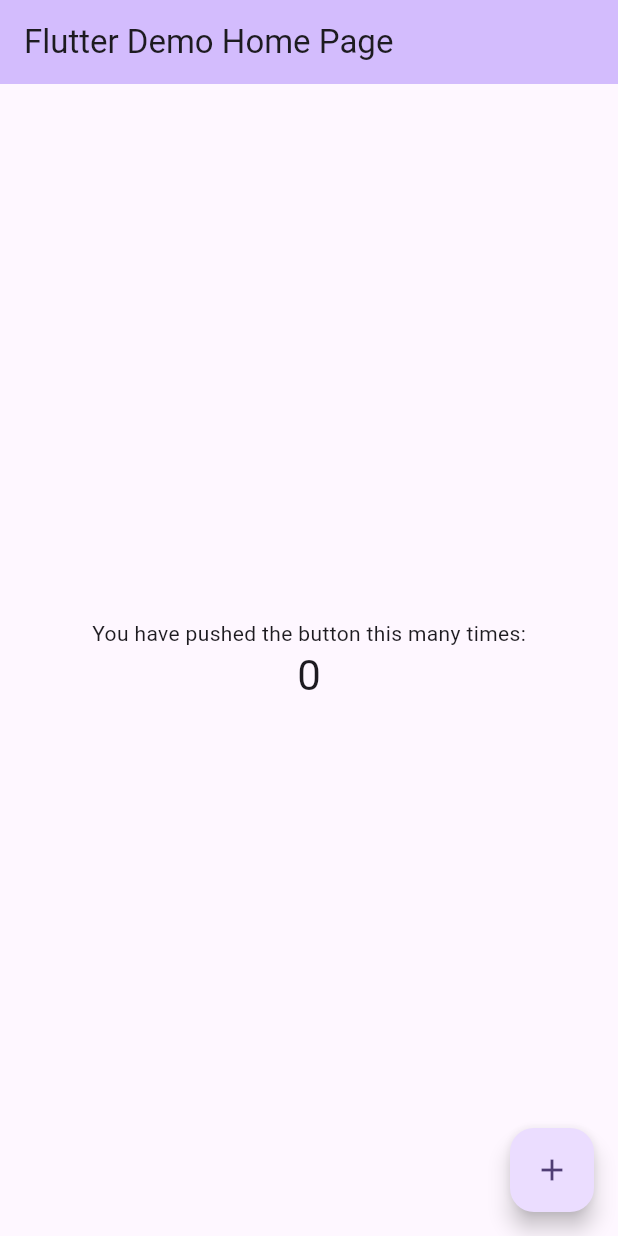
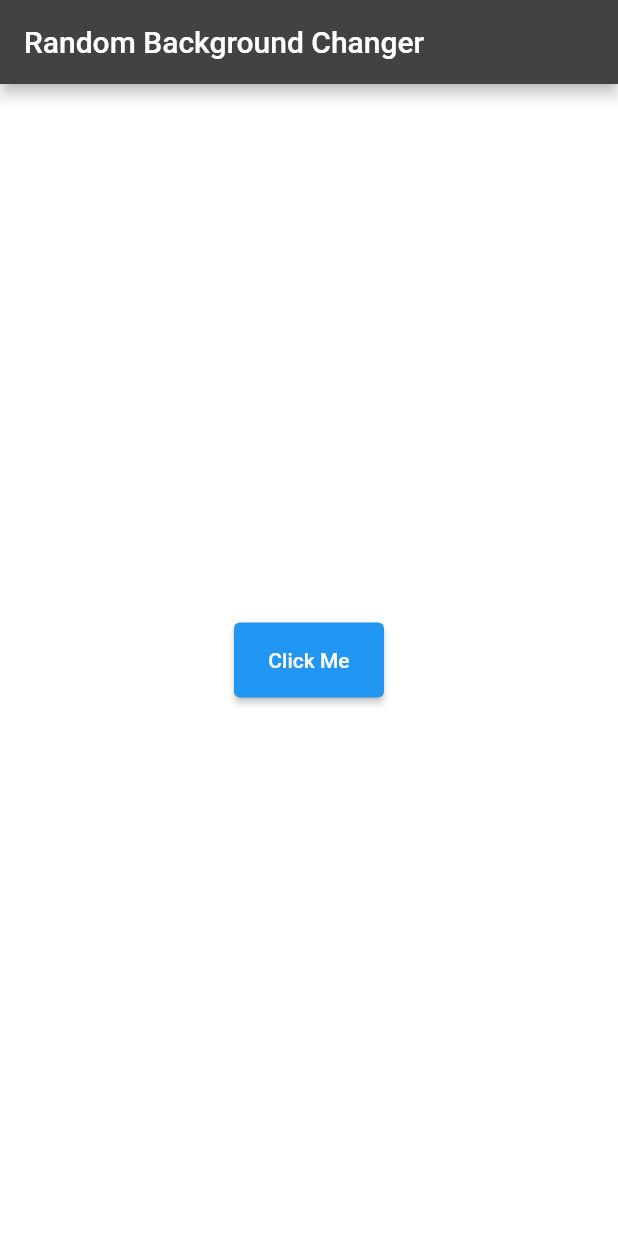
Before and after one commit to yadavswap/bg_changer, a Flutter app: the screen it shows after launch, on a phone screen of 412 x 824 dp. Run offline on Flutter 3.47's test engine with Material 2 defaults, Android fonts, the light colour scheme and no system bars.

Commit message:
finish app

```diff
--- a/lib/main.dart
+++ b/lib/main.dart
@@ -1,125 +1,65 @@
 import 'package:flutter/material.dart';
+import 'dart:math';
 
-void main() {
-  runApp(const MyApp());
-}
+void main() => runApp(MyApp());
 
 class MyApp extends StatelessWidget {
-  const MyApp({super.key});
-
-  // This widget is the root of your application.
   @override
   Widget build(BuildContext context) {
     return MaterialApp(
-      title: 'Flutter Demo',
-      theme: ThemeData(
-        // This is the theme of your application.
-        //
-        // TRY THIS: Try running your application with "flutter run". You'll see
-        // the application has a blue toolbar. Then, without quitting the app,
-        // try changing the seedColor in the colorScheme below to Colors.green
-        // and then invoke "hot reload" (save your changes or press the "hot
-        // reload" button in a Flutter-supported IDE, or press "r" if you used
-        // the command line to start the app).
-        //
-        // Notice that the counter didn't reset back to zero; the application
-        // state is not lost during the reload. To reset the state, use hot
-        // restart instead.
-        //
-        // This works for code too, not just values: Most code changes can be
-        // tested with just a hot reload.
-        colorScheme: ColorScheme.fromSeed(seedColor: Colors.deepPurple),
-        useMaterial3: true,
+      title: 'BG Changer',
+      debugShowCheckedModeBanner: false,
+      theme: ThemeData.dark(),
+      home: Scaffold(
+        appBar: AppBar(
+          title: Text('Random Background Changer'),
+        ),
+        body: HomePage(),
       ),
-      home: const MyHomePage(title: 'Flutter Demo Home Page'),
     );
   }
 }
 
-class MyHomePage extends StatefulWidget {
-  const MyHomePage({super.key, required this.title});
-
-  // This widget is the home page of your application. It is stateful, meaning
-  // that it has a State object (defined below) that contains fields that affect
-  // how it looks.
-
-  // This class is the configuration for the state. It holds the values (in this
-  // case the title) provided by the parent (in this case the App widget) and
-  // used by the build method of the State. Fields in a Widget subclass are
-  // always marked "final".
-
-  final String title;
-
+class HomePage extends StatefulWidget {
   @override
-  State<MyHomePage> createState() => _MyHomePageState();
+  _HomePageState createState() => _HomePageState();
 }
 
-class _MyHomePageState extends State<MyHomePage> {
-  int _counter = 0;
+class _HomePageState extends State<HomePage> {
+  @override
+  var colors = [
+    Colors.amber,
+    Colors.black,
+    Colors.green,
+    Colors.pink,
+    Colors.red,
+    Colors.yellow,
+    Colors.blue,
+    Colors.brown
+  ];
 
-  void _incrementCounter() {
+  var currentColor = Colors.white;
+
+  setRandomColor() {
+    var rnd = Random().nextInt(colors.length);
     setState(() {
-      // This call to setState tells the Flutter framework that something has
-      // changed in this State, which causes it to rerun the build method below
-      // so that the display can reflect the updated values. If we changed
-      // _counter without calling setState(), then the build method would not be
-      // called again, and so nothing would appear to happen.
-      _counter++;
+      currentColor = colors[rnd];
     });
   }
 
-  @override
   Widget build(BuildContext context) {
-    // This method is rerun every time setState is called, for instance as done
-    // by the _incrementCounter method above.
-    //
-    // The Flutter framework has been optimized to make rerunning build methods
-    // fast, so that you can just rebuild anything that needs updating rather
-    // than having to individually change instances of widgets.
-    return Scaffold(
-      appBar: AppBar(
-        // TRY THIS: Try changing the color here to a specific color (to
-        // Colors.amber, perhaps?) and trigger a hot reload to see the AppBar
-        // change color while the other colors stay the same.
-        backgroundColor: Theme.of(context).colorScheme.inversePrimary,
-        // Here we take the value from the MyHomePage object that was created by
-        // the App.build method, and use it to set our appbar title.
-        title: Text(widget.title),
+    return Container(
+      color: currentColor,
+      child: Center(
+        child: ElevatedButton(
+          onPressed: setRandomColor,
+          child: Text('Click Me'),
+          style: ButtonStyle(
+            fixedSize: MaterialStateProperty.all(Size(100, 50)),
+
+          ),
       ),
-      body: Center(
-        // Center is a layout widget. It takes a single child and positions it
-        // in the middle of the parent.
-        child: Column(
-          // Column is also a layout widget. It takes a list of children and
-          // arranges them vertically. By default, it sizes itself to fit its
-          // children horizontally, and tries to be as tall as its parent.
-          //
-          // Column has various properties to control how it sizes itself and
-          // how it positions its children. Here we use mainAxisAlignment to
-          // center the children vertically; the main axis here is the vertical
-          // axis because Columns are vertical (the cross axis would be
-          // horizontal).
-          //
-          // TRY THIS: Invoke "debug painting" (choose the "Toggle Debug Paint"
-          // action in the IDE, or press "p" in the console), to see the
-          // wireframe for each widget.
-          mainAxisAlignment: MainAxisAlignment.center,
-          children: <Widget>[
-            const Text(
-              'You have pushed the button this many times:',
-            ),
-            Text(
-              '$_counter',
-              style: Theme.of(context).textTheme.headlineMedium,
-            ),
-          ],
-        ),
-      ),
-      floatingActionButton: FloatingActionButton(
-        onPressed: _incrementCounter,
-        tooltip: 'Increment',
-        child: const Icon(Icons.add),
-      ), // This trailing comma makes auto-formatting nicer for build methods.
+      )
     );
   }
 }
```
